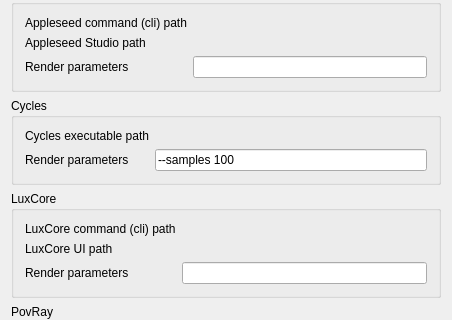
First picture: the form in Render/resources/ui/RenderSettings.ui, repository FreeCAD/FreeCAD-render, before the edit; both pictures show x 0 to 452 and y 157 to 477 of the 452 by 1080 pixel window.
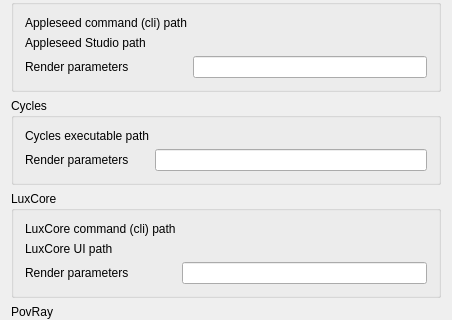
Second picture: the form after the edit. Custom widgets are drawn as their Qt base class.

Commit message: Cycles: implement "samples per pixel"

Diff of the .ui file:
```diff
--- a/Render/resources/ui/RenderSettings.ui
+++ b/Render/resources/ui/RenderSettings.ui
@@ -751,7 +751,7 @@
          <locale language="English" country="UnitedStates"/>
         </property>
         <property name="text">
-         <string notr="true">--samples 100</string>
+         <string notr="true"/>
         </property>
         <property name="prefEntry" stdset="0">
          <cstring>CyclesParameters</cstring>
```
The commit also changes 1 other file.
